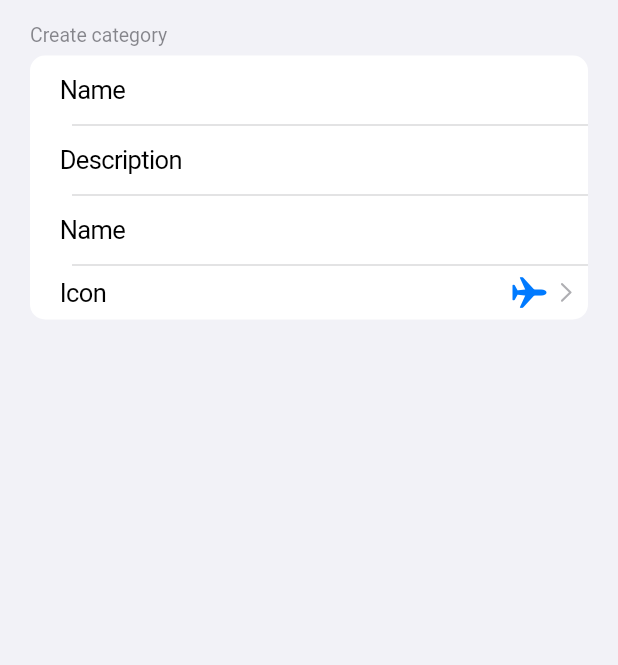
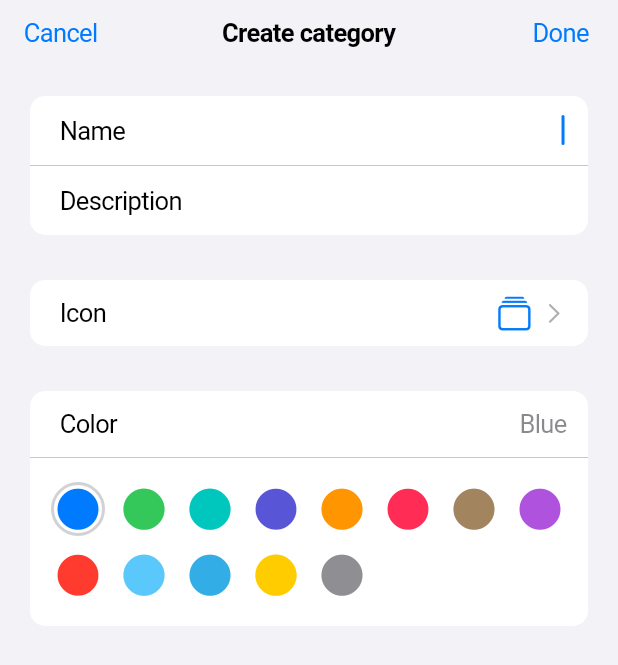
Before and after one commit to badlopo/bad_bkp, a Flutter app: the CategoryCreationPage screen opened by its route, on a phone screen of 412 x 824 dp. Shown: the top 665 px of the screen. Run offline on Flutter 3.47's test engine with Material 3 defaults, Android fonts, the phone set to English and light mode, and no system bars; our stand-ins replace bot_toast, drift, drift_flutter, easy_refresh, flutter_svg, go_router and 2 more; accounts and stored records are empty; generated files the repository leaves out were written again.

Commit message:
feat: category list preview & creation

```diff
--- a/lib/db/database.dart
+++ b/lib/db/database.dart
@@ -1,8 +1,6 @@
 import 'package:drift/drift.dart';
 import 'package:drift_flutter/drift_flutter.dart';
 import 'package:flutter/cupertino.dart' hide Table;
-import 'package:flutter_iconpicker/IconPicker/Packs/Cupertino.dart';
-import 'package:flutter_iconpicker/Models/icon_picker_icon.dart';
 import 'package:path_provider/path_provider.dart';
 
 part 'database.g.dart';
@@ -17,7 +15,7 @@ class Categories extends Table {
 
   TextColumn get name => text()();
 
-  TextColumn get description => text().nullable()();
+  TextColumn get description => text()();
 
   IntColumn get iconCodePoint => integer()();
 
--- a/lib/db/operation.dart
+++ b/lib/db/operation.dart
@@ -3,15 +3,18 @@ part of 'database.dart';
 extension CategoryExt on BKPDatabase {
   Future<void> createCategory({
     required String name,
+    required String description,
     required IconData icon,
     required Color color,
   }) async {
     await into(categories).insert(
       CategoriesCompanion.insert(
         name: name,
+        description: description,
         iconCodePoint: icon.codePoint,
         iconFontFamily: icon.fontFamily ?? '',
         iconFontPackage: icon.fontPackage ?? '',
+        // ignore: deprecated_member_use
         iconColor: color.value,
       ),
     );
--- a/lib/pages/customs/category/creation.dart
+++ b/lib/pages/customs/category/creation.dart
@@ -1,4 +1,11 @@
+import 'package:bookkeeping/components/palette.dart';
+import 'package:bookkeeping/constants/color.dart';
+import 'package:bookkeeping/constants/icon.dart';
+import 'package:bookkeeping/db/database.dart';
+import 'package:bookkeeping/route/route.dart';
+import 'package:bookkeeping/utils/toast.dart';
 import 'package:flutter/cupertino.dart';
+import 'package:go_router/go_router.dart';
 
 class CategoryCreationPage extends StatefulWidget {
   const CategoryCreationPage({super.key});
@@ -8,38 +15,130 @@ class CategoryCreationPage extends StatefulWidget {
 }
 
 class _CategoryCreationPage extends State<CategoryCreationPage> {
+  final GlobalKey<FormState> _formKey = GlobalKey();
+
+  String name = '';
+  String description = '';
+  BKPIcon icon = (name: 'collections', icon: CupertinoIcons.collections);
+  BKPColor color = BKPColor.blue();
+
+  void handleIconSelection() async {
+    final newIcon = await context.pushNamed<BKPIcon>(
+      RouteNames.iconPicker,
+      extra: color.color,
+    );
+    if (newIcon != null) {
+      setState(() {
+        icon = newIcon;
+      });
+    }
+  }
+
+  void handleSubmit() async {
+    final formState = _formKey.currentState;
+    if (formState == null) {
+      ToastUtils.error('Unexpected internal error!');
+      return;
+    }
+
+    if (formState.validate() == true) {
+      formState.save();
+
+      await ToastUtils.loadingWithTxn(() async {
+        await BKPDatabase.instance.createCategory(
+          name: name,
+          description: description,
+          icon: icon.icon,
+          color: color.color,
+        );
+      });
+
+      // ignore: use_build_context_synchronously
+      context.pop(true);
+    }
+  }
+
   @override
   Widget build(BuildContext context) {
     return CupertinoPageScaffold(
+      resizeToAvoidBottomInset: false,
+      backgroundColor: CupertinoColors.systemGroupedBackground,
+      navigationBar: CupertinoNavigationBar(
+        border: null,
+        backgroundColor: CupertinoColors.systemGroupedBackground,
+        automaticBackgroundVisibility: false,
+        leading: CupertinoButton(
+          padding: EdgeInsets.zero,
+          onPressed: context.pop,
+          child: Text('Cancel'),
+        ),
+        middle: Text('Create category'),
+        trailing: CupertinoButton(
+          padding: EdgeInsets.zero,
+          onPressed: handleSubmit,
+          child: Text('Done'),
+        ),
+      ),
+      child: SafeArea(
+        bottom: false,
         child: Form(
-        autovalidateMode: AutovalidateMode.onUnfocus,
-        child: CupertinoFormSection.insetGrouped(
-          header: Text('Create category'),
+          key: _formKey,
+          child: ListView(
+            physics: ClampingScrollPhysics(),
+            children: [
+              CupertinoListSection.insetGrouped(
+                dividerMargin: 0,
+                additionalDividerMargin: 0,
                 children: [
                   CupertinoTextFormFieldRow(
+                    textInputAction: TextInputAction.next,
+                    textAlign: TextAlign.end,
+                    autofocus: true,
                     prefix: Text('Name'),
-              validator: (s) => 'xx',
+                    validator: (v) => v?.isNotEmpty == true ? null : 'Required',
+                    onSaved: (v) => name = v!,
                   ),
                   CupertinoTextFormFieldRow(
+                    textInputAction: TextInputAction.done,
+                    textAlign: TextAlign.end,
                     prefix: Text('Description'),
-              // validator: (s) => ,
+                    onSaved: (v) => description = v!,
                   ),
-            CupertinoTextFormFieldRow(
-              prefix: Text('Name'),
-              // validator: (s) => ,
+                ],
               ),
-            CupertinoFormRow(
-              prefix: Text('Icon'),
-              child: Row(
-                mainAxisAlignment: MainAxisAlignment.end,
-                children: <Widget>[
-                  Icon(CupertinoIcons.airplane),
-                  SizedBox(width: 4),
-                  CupertinoListTileChevron(),
+              CupertinoListSection.insetGrouped(
+                dividerMargin: 0,
+                additionalDividerMargin: 0,
+                children: [
+                  CupertinoListTile(
+                    title: Text('Icon'),
+                    additionalInfo: Icon(icon.icon, color: color.color),
+                    trailing: CupertinoListTileChevron(),
+                    onTap: handleIconSelection,
+                  ),
                 ],
+              ),
+              CupertinoListSection.insetGrouped(
+                dividerMargin: 0,
+                additionalDividerMargin: 0,
+                children: [
+                  CupertinoListTile(
+                    title: Text('Color'),
+                    additionalInfo: Text(color.name),
+                  ),
+                  Padding(
+                    padding: EdgeInsets.symmetric(vertical: 12),
+                    child: BKPPalette(
+                      color: color,
+                      onTap: (v) => setState(() {
+                        color = v;
+                      }),
                     ),
                   ),
                 ],
+              ),
+            ],
+          ),
         ),
       ),
     );
```
Also changed, not shown: lib/pages/customs/category/category.dart (+21 -2 lines), lib/pages/customs/customs.dart (+29 -15 lines), lib/db/database.g.dart. Lines whose indentation alone changed are shown as unchanged.
